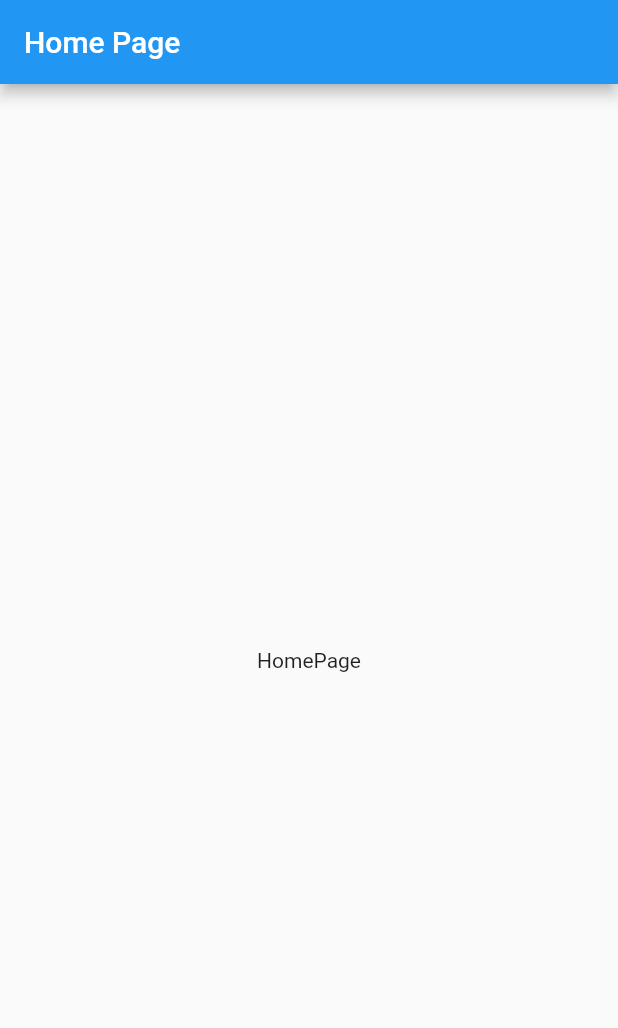
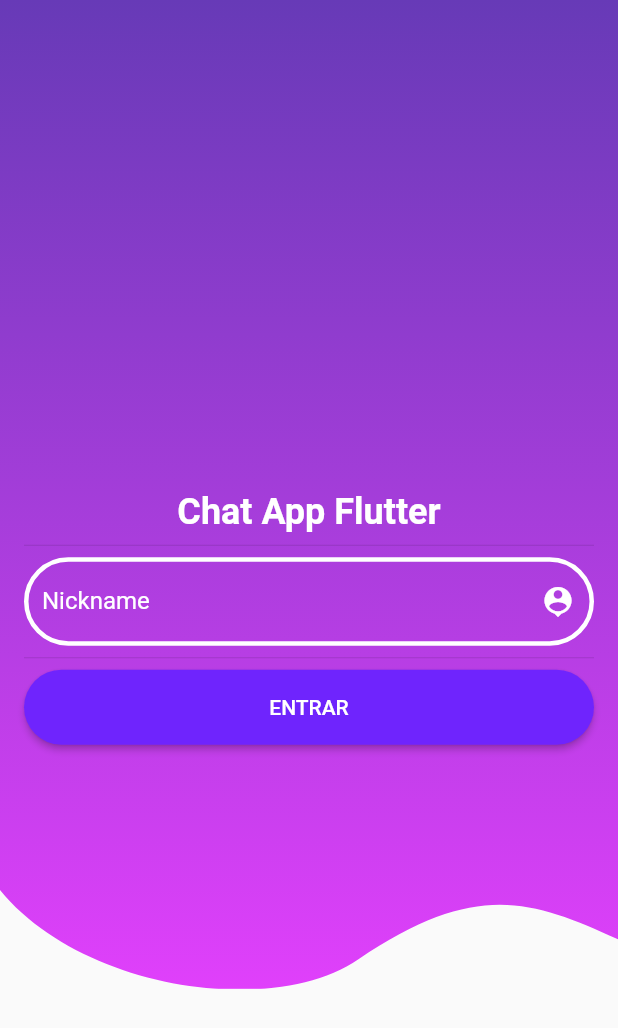
Before and after one commit to gabrielqzl/chat_app_flutter, a Flutter app: the screen it shows after launch, on a phone screen of 412 x 824 dp. Shown: the top 1028 px of the screen. Run offline on Flutter 3.47's test engine with Material 2 defaults, Android fonts, the phone set to English and light mode, and no system bars.

Commit message:
HompePage UI has been updadted

```diff
--- a/lib/pages/home_page.dart
+++ b/lib/pages/home_page.dart
@@ -1,17 +1,44 @@
 import 'package:flutter/material.dart';
 
+import '../widgets/home_background_widget.dart';
+import '../widgets/home_loginform_widget.dart';
+
 class HomePage extends StatelessWidget {
-  const HomePage({
-    Key? key,
-  }) : super(key: key);
+  const HomePage({Key? key}) : super(key: key);
 
   @override
   Widget build(BuildContext context) {
     return Scaffold(
-      appBar: AppBar(
-        title: const Text("Home Page"),
+      // appBar: AppBar(
+      //   title: const Text('LatinChat Flutter Home'),
+      // ),
+      body: Stack(
+        children: [
+          const HomeBackgroundWidget(
+            shapeSize: 0.80,
+            colorsA: Colors.deepPurple,
+            colorsB: Colors.purpleAccent,
+          ),
+          Padding(
+            padding: const EdgeInsets.all(16.0),
+            child: Column(
+              mainAxisAlignment: MainAxisAlignment.center,
+              crossAxisAlignment: CrossAxisAlignment.center,
+              children: const [
+                Text(
+                  "Chat App Flutter",
+                  style: TextStyle(
+                      color: Colors.white,
+                      fontSize: 24,
+                      fontWeight: FontWeight.bold),
+                ),
+                Divider(),
+                HomeLoginForm(),
+              ],
+            ),
+          ),
+        ],
       ),
-      body: const Center(child: Text("HomePage")),
     );
   }
 }
--- /dev/null
+++ b/lib/widgets/home_background_widget.dart
@@ -0,0 +1,57 @@
+import 'package:flutter/material.dart';
+
+class HomeBackgroundWidget extends StatelessWidget {
+  final double shapeSize;
+  final Color colorsA;
+  final Color colorsB;
+
+  const HomeBackgroundWidget({
+    Key? key,
+    required this.shapeSize,
+    required this.colorsA,
+    required this.colorsB,
+  }) : super(key: key);
+
+  @override
+  Widget build(BuildContext context) {
+    return ClipPath(
+      clipper: WaveClipper(),
+      child: Container(
+        height: MediaQuery.of(context).size.height * shapeSize,
+        decoration: BoxDecoration(
+          gradient: LinearGradient(
+            begin: Alignment.topCenter,
+            end: Alignment.bottomCenter,
+            colors: [
+              colorsA,
+              colorsB,
+            ],
+          ),
+        ),
+      ),
+    );
+  }
+}
+
+class WaveClipper extends CustomClipper<Path> {
+  @override
+  Path getClip(Size size) {
+    var path = Path();
+    path = Path();
+    path.lineTo(0, 0);
+    path.cubicTo(0, 0, 0, size.height * 0.9, 0, size.height * 0.9);
+    path.cubicTo(size.width * 0.13, size.height, size.width * 0.44,
+        size.height * 1.03, size.width * 0.58, size.height * 0.97);
+    path.cubicTo(size.width * 0.77, size.height * 0.89, size.width * 0.86,
+        size.height * 0.91, size.width, size.height * 0.95);
+    path.cubicTo(size.width, size.height * 0.95, size.width, 0, size.width, 0);
+    path.cubicTo(size.width, 0, 0, 0, 0, 0);
+    path.cubicTo(0, 0, 0, 0, 0, 0);
+    return path;
+  }
+
+  @override
+  bool shouldReclip(covariant CustomClipper<Path> oldClipper) {
+    return true;
+  }
+}
--- /dev/null
+++ b/lib/widgets/home_loginform_widget.dart
@@ -0,0 +1,67 @@
+import 'package:flutter/material.dart';
+
+import '../constants.dart';
+
+class HomeLoginForm extends StatefulWidget {
+  const HomeLoginForm({Key? key}) : super(key: key);
+
+  @override
+  State<HomeLoginForm> createState() => _HomeLoginFormState();
+}
+
+class _HomeLoginFormState extends State<HomeLoginForm> {
+  late TextEditingController _controller;
+
+  @override
+  void initState() {
+    super.initState();
+    _controller = TextEditingController();
+  }
+
+  @override
+  void dispose() {
+    _controller.dispose();
+    super.dispose();
+  }
+
+  @override
+  Widget build(BuildContext context) {
+    return Column(
+      children: [
+        TextField(
+          controller: _controller,
+          style: const TextStyle(color: Colors.white),
+          cursorColor: Colors.white,
+          decoration: InputDecoration(
+            labelText: 'Nickname',
+            labelStyle: const TextStyle(color: Colors.white),
+            suffixIcon: const Icon(Icons.person_pin, color: Colors.white),
+            enabledBorder: OutlineInputBorder(
+              borderRadius: BorderRadius.circular(50.0),
+              borderSide: const BorderSide(width: 3, color: Colors.white),
+            ),
+            focusedBorder: OutlineInputBorder(
+              borderSide: const BorderSide(width: 3, color: Colors.white),
+              borderRadius: BorderRadius.circular(50.0),
+            ),
+          ),
+        ),
+        const Divider(),
+        ElevatedButton(
+          style: ElevatedButton.styleFrom(
+            backgroundColor: const Color(0xff6F24FD),
+            minimumSize: const Size.fromHeight(50),
+            shape: RoundedRectangleBorder(
+              borderRadius: BorderRadius.circular(50.0),
+            ),
+          ),
+          onPressed: () {
+            Navigator.pushNamed(context, chatScreenRoute,
+                arguments: _controller.text);
+          },
+          child: const Text("ENTRAR", style: TextStyle(color: Colors.white)),
+        ),
+      ],
+    );
+  }
+}
```
